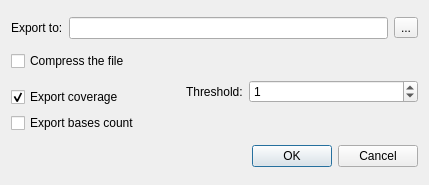
The window that src/corelibs/U2View/src/ov_assembly/ui/ExportCoverageDialog.ui (violethaze74/ugene) describes before a commit, drawn with Qt 5.
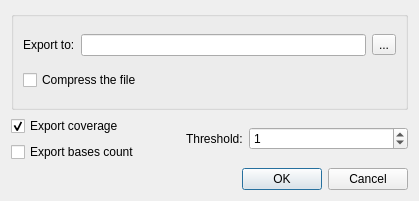
The same window after the commit.

Commit message: Minor changes: gxx warnings fix, vs warning fix, ok button was renamed in the "Export coverage" dialog, a "help" button was added to the "Export coverage" dialog, some layout changes of "Export coverage" dialog

Diff of the .ui file:
```diff
--- a/src/corelibs/U2View/src/ov_assembly/ui/ExportCoverageDialog.ui
+++ b/src/corelibs/U2View/src/ov_assembly/ui/ExportCoverageDialog.ui
@@ -6,8 +6,8 @@
    <rect>
     <x>0</x>
     <y>0</y>
-    <width>429</width>
-    <height>185</height>
+    <width>419</width>
+    <height>201</height>
    </rect>
   </property>
   <property name="windowTitle">
@@ -15,6 +15,12 @@
   </property>
   <layout class="QVBoxLayout" name="verticalLayout">
    <item>
+    <widget class="QGroupBox" name="gbFileOptions">
+     <property name="title">
+      <string/>
+     </property>
+     <layout class="QVBoxLayout" name="fileOptionsLayout">
+      <item>
     <layout class="QHBoxLayout" name="filePathLayout">
      <item>
       <widget class="QLabel" name="lblFilePath">
@@ -36,32 +42,19 @@
     </layout>
    </item>
    <item>
-    <layout class="QGridLayout" name="gridLayout_2">
-     <item row="0" column="0">
-      <layout class="QVBoxLayout" name="verticalLayout_2">
-       <item>
         <widget class="QCheckBox" name="chbCompress">
          <property name="text">
           <string>Compress the file</string>
          </property>
         </widget>
        </item>
-       <item>
-        <spacer name="verticalSpacer">
-         <property name="orientation">
-          <enum>Qt::Vertical</enum>
-         </property>
-         <property name="sizeType">
-          <enum>QSizePolicy::Fixed</enum>
-         </property>
-         <property name="sizeHint" stdset="0">
-          <size>
-           <width>20</width>
-           <height>10</height>
-          </size>
-         </property>
-        </spacer>
-       </item>
+     </layout>
+    </widget>
+   </item>
+   <item>
+    <layout class="QHBoxLayout" name="optionsLayout">
+     <item>
+      <layout class="QVBoxLayout" name="exportTypeLayout">
        <item>
         <widget class="QCheckBox" name="chbCoverage">
          <property name="text">
@@ -81,7 +74,23 @@
        </item>
       </layout>
      </item>
-     <item row="0" column="2">
+     <item>
+      <spacer name="horizontalSpacer">
+       <property name="orientation">
+        <enum>Qt::Horizontal</enum>
+       </property>
+       <property name="sizeType">
+        <enum>QSizePolicy::Fixed</enum>
+       </property>
+       <property name="sizeHint" stdset="0">
+        <size>
+         <width>40</width>
+         <height>20</height>
+        </size>
+       </property>
+      </spacer>
+     </item>
+     <item>
       <layout class="QHBoxLayout" name="thresholdLayout">
        <item>
         <widget class="QLabel" name="lblThreshold">
@@ -108,22 +117,6 @@
        </item>
       </layout>
      </item>
-     <item row="0" column="1">
-      <spacer name="horizontalSpacer">
-       <property name="orientation">
-        <enum>Qt::Horizontal</enum>
-       </property>
-       <property name="sizeType">
-        <enum>QSizePolicy::Fixed</enum>
-       </property>
-       <property name="sizeHint" stdset="0">
-        <size>
-         <width>40</width>
-         <height>20</height>
-        </size>
-       </property>
-      </spacer>
-     </item>
     </layout>
    </item>
    <item>
```
Lines whose indentation alone changed are shown as unchanged. The commit also changes 9 other files.
